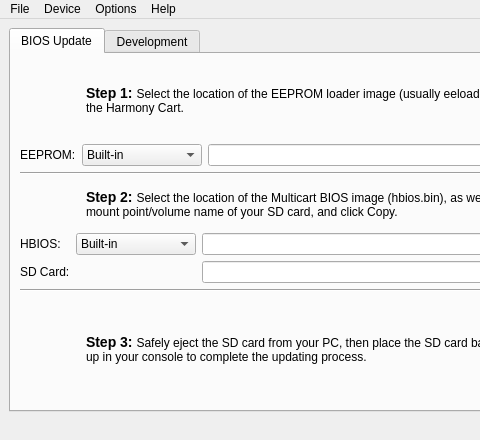
Above: harmonycartwindow.ui from sa666666/harmonycart before the change; both pictures show x 0 to 480 and y 0 to 440 of the 720 by 440 pixel window. Below: the same form after it.
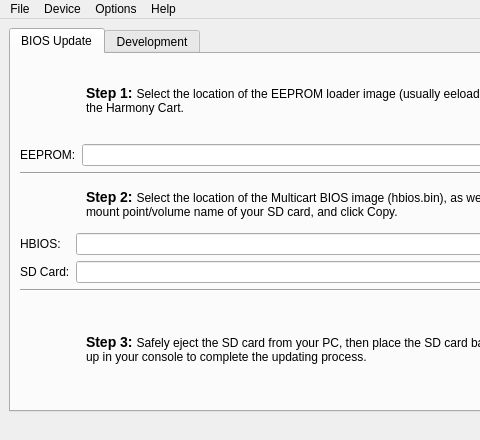
That is the form after the change. Icons and pictures are not drawn.

Commit message: BIOS images and ARM files are now loaded from file dialogs; no data will be built into the application.

```diff
--- a/harmonycartwindow.ui
+++ b/harmonycartwindow.ui
@@ -139,26 +139,6 @@
               </property>
              </widget>
             </item>
-            <item>
-             <widget class="QComboBox" name="eepromComboBox">
-              <property name="minimumSize">
-               <size>
-                <width>120</width>
-                <height>0</height>
-               </size>
-              </property>
-              <item>
-               <property name="text">
-                <string>Built-in</string>
-               </property>
-              </item>
-              <item>
-               <property name="text">
-                <string>User-defined</string>
-               </property>
-              </item>
-             </widget>
-            </item>
             <item>
              <layout class="QHBoxLayout" name="horizontalLayout_6">
               <item>
@@ -280,32 +260,6 @@
                 </property>
                </widget>
               </item>
-              <item row="0" column="1">
-               <widget class="QComboBox" name="hbiosComboBox">
-                <property name="sizePolicy">
-                 <sizepolicy hsizetype="Minimum" vsizetype="Fixed">
-                  <horstretch>0</horstretch>
-                  <verstretch>0</verstretch>
-                 </sizepolicy>
-                </property>
-                <property name="minimumSize">
-                 <size>
-                  <width>120</width>
-                  <height>0</height>
-                 </size>
-                </property>
-                <item>
-                 <property name="text">
-                  <string>Built-in</string>
-                 </property>
-                </item>
-                <item>
-                 <property name="text">
-                  <string>User-defined</string>
-                 </property>
-                </item>
-               </widget>
-              </item>
               <item row="1" column="0">
                <widget class="QLabel" name="label_13">
                 <property name="text">
@@ -313,22 +267,6 @@
                 </property>
                </widget>
               </item>
-              <item row="1" column="1">
-               <spacer name="horizontalSpacer_2">
-                <property name="orientation">
-                 <enum>Qt::Horizontal</enum>
-                </property>
-                <property name="sizeType">
-                 <enum>QSizePolicy::Fixed</enum>
-                </property>
-                <property name="sizeHint" stdset="0">
-                 <size>
-                  <width>98</width>
-                  <height>20</height>
-                 </size>
-                </property>
-               </spacer>
-              </item>
              </layout>
             </item>
             <item>
```
Left out of the diff: 178 changed lines with no effect on the pictures. The commit also changes 5 other files.
